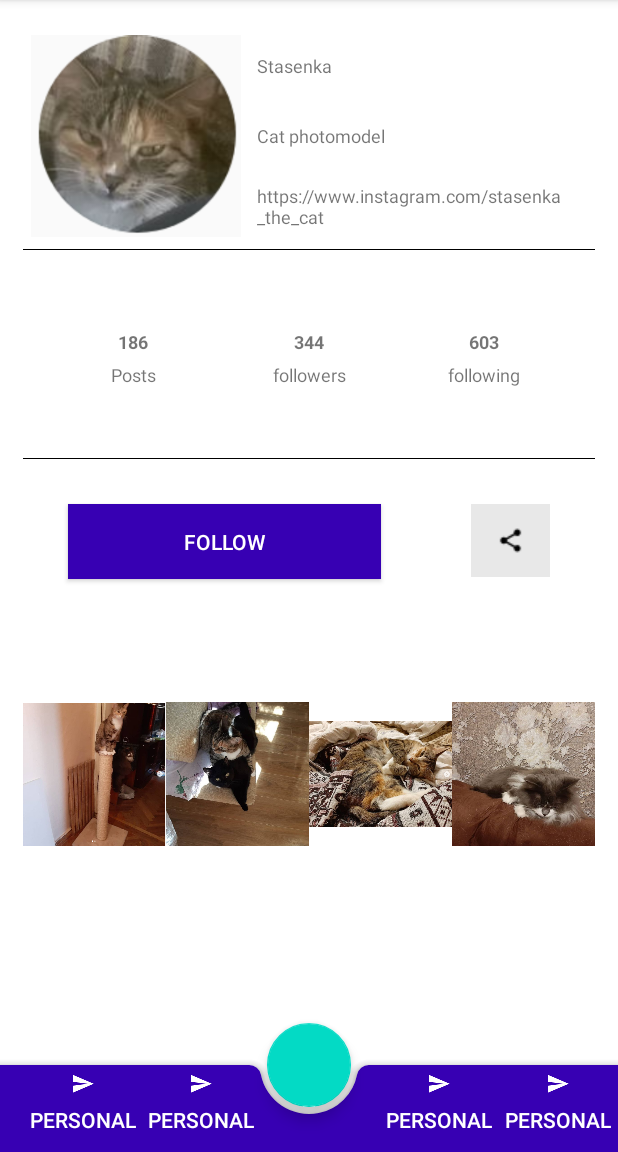
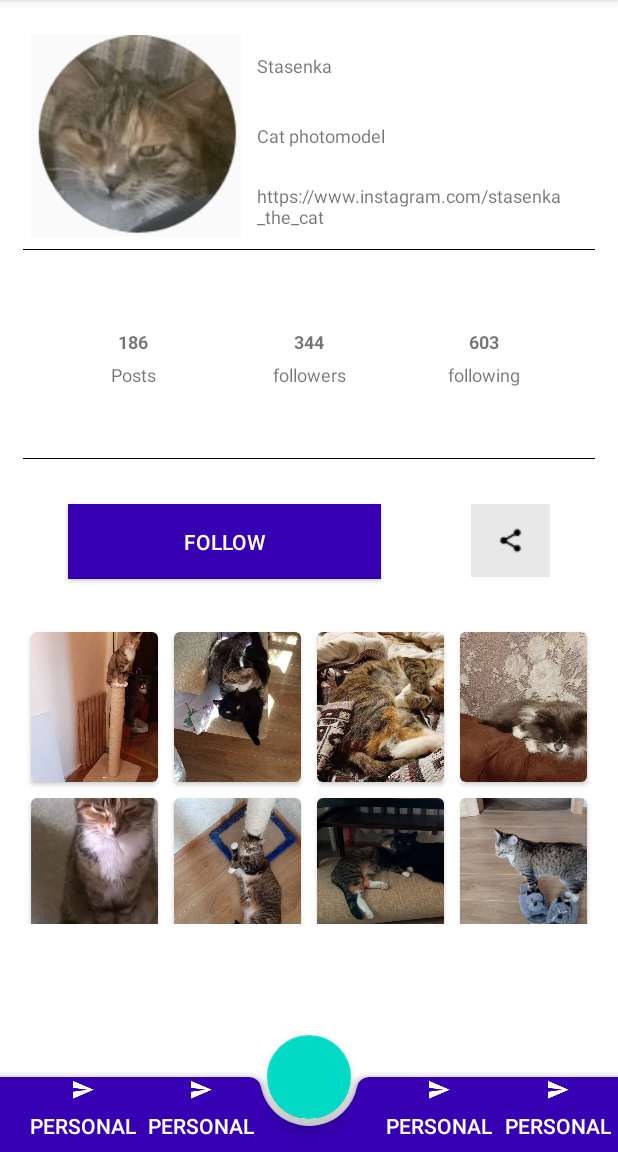
Before and after one commit to lucy-android/ItAcademy, an Android app: the screen it shows after launch (MainActivity), on a phone screen of 412 x 824 dp, the part 84-1236 px from its top. Run offline under Robolectric (Android 15) with nearby library versions, the phone set to English and light mode, and no system bars.

Commit message:
cardview

```diff
--- a/homework4_materialdesign/build.gradle
+++ b/homework4_materialdesign/build.gradle
@@ -39,6 +39,7 @@ dependencies {
     implementation 'androidx.appcompat:appcompat:1.2.0'
     implementation 'com.google.android.material:material:1.3.0'
     implementation 'androidx.constraintlayout:constraintlayout:2.0.4'
+    implementation "androidx.cardview:cardview:1.0.0"
     testImplementation 'junit:junit:4.+'
     androidTestImplementation 'androidx.test.ext:junit:1.1.2'
     androidTestImplementation 'androidx.test.espresso:espresso-core:3.3.0'
--- a/homework4_materialdesign/src/main/java/site/budanitskaya/homework4_materialdesign/FigureAdapter.kt
+++ b/homework4_materialdesign/src/main/java/site/budanitskaya/homework4_materialdesign/FigureAdapter.kt
@@ -41,6 +41,5 @@ class FigureAdapter(
                 onClick(figure)
             }
         }
-
     }
 }
--- a/homework4_materialdesign/src/main/res/layout/activity_main.xml
+++ b/homework4_materialdesign/src/main/res/layout/activity_main.xml
@@ -224,7 +224,7 @@
     <com.google.android.material.bottomappbar.BottomAppBar
         android:id="@+id/bar"
         android:layout_width="match_parent"
-        android:layout_height="58dp"
+        android:layout_height="50dp"
         android:layout_gravity="bottom"
         android:backgroundTint="@color/design_default_color_primary_variant">
 
--- a/homework4_materialdesign/src/main/res/layout/item_figure.xml
+++ b/homework4_materialdesign/src/main/res/layout/item_figure.xml
@@ -1,14 +1,17 @@
-<?xml version="1.0" encoding="utf-8"?>
-<FrameLayout android:id="@+id/figure_layout"
-    xmlns:android="http://schemas.android.com/apk/res/android"
+<androidx.cardview.widget.CardView xmlns:android="http://schemas.android.com/apk/res/android"
+    xmlns:card_view="http://schemas.android.com/apk/res-auto"
+    android:id="@+id/card_view"
     android:layout_width="match_parent"
-    android:layout_height="match_parent"
-    xmlns:tools="http://schemas.android.com/tools">
-    <ImageView
-        android:id="@+id/first_photo"
-        android:layout_width="wrap_content"
-        android:layout_height="wrap_content">
+    android:layout_height="wrap_content"
+    android:layout_margin="5dp"
+    card_view:cardCornerRadius="4dp">
 
-    </ImageView>
+        <ImageView
+            android:id="@+id/first_photo"
+            android:layout_width="100dp"
+            android:layout_height="100dp"
+            android:scaleType="centerCrop">
 
-</FrameLayout>
+        </ImageView>
+
+</androidx.cardview.widget.CardView>
```
